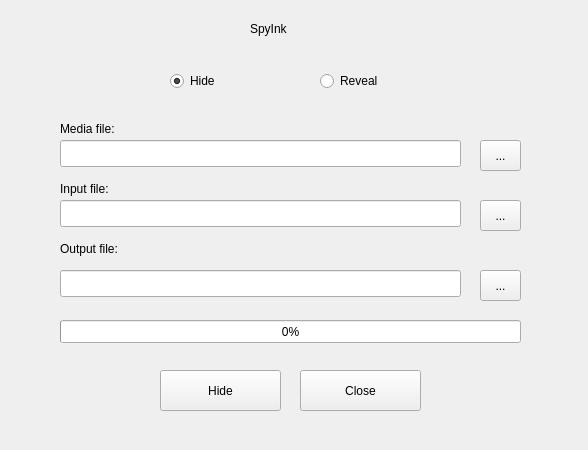
Qt form QT Gui/Spyink/mainwindow.ui (matthewT53/Steganography-Project) before a commit.
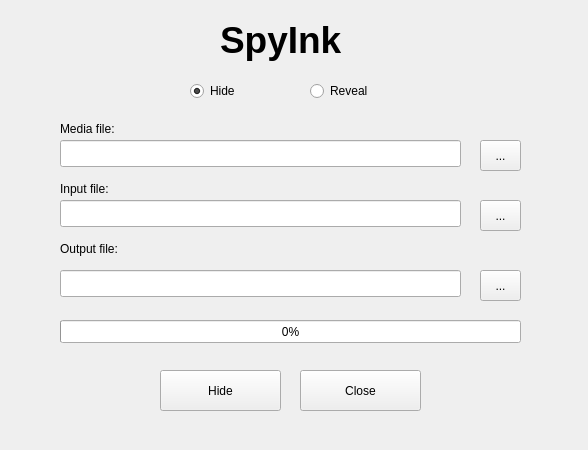
The same form after that commit.

Diff of the .ui file:
```diff
--- a/QT Gui/Spyink/mainwindow.ui
+++ b/QT Gui/Spyink/mainwindow.ui
@@ -17,21 +17,21 @@
    <widget class="QLabel" name="AppName">
     <property name="geometry">
      <rect>
-      <x>250</x>
-      <y>20</y>
-      <width>67</width>
-      <height>17</height>
+      <x>220</x>
+      <y>10</y>
+      <width>191</width>
+      <height>61</height>
      </rect>
     </property>
     <property name="text">
-     <string>SpyInk</string>
+     <string>&lt;html&gt;&lt;head/&gt;&lt;body&gt;&lt;p&gt;&lt;span style=&quot; font-size:28pt; font-weight:600;&quot;&gt;SpyInk&lt;/span&gt;&lt;/p&gt;&lt;/body&gt;&lt;/html&gt;</string>
     </property>
    </widget>
    <widget class="QRadioButton" name="radio_hide">
     <property name="geometry">
      <rect>
-      <x>170</x>
-      <y>70</y>
+      <x>190</x>
+      <y>80</y>
       <width>117</width>
       <height>22</height>
      </rect>
@@ -46,8 +46,8 @@
    <widget class="QRadioButton" name="radio_reveal">
     <property name="geometry">
      <rect>
-      <x>320</x>
-      <y>70</y>
+      <x>310</x>
+      <y>80</y>
       <width>117</width>
       <height>22</height>
      </rect>
```
